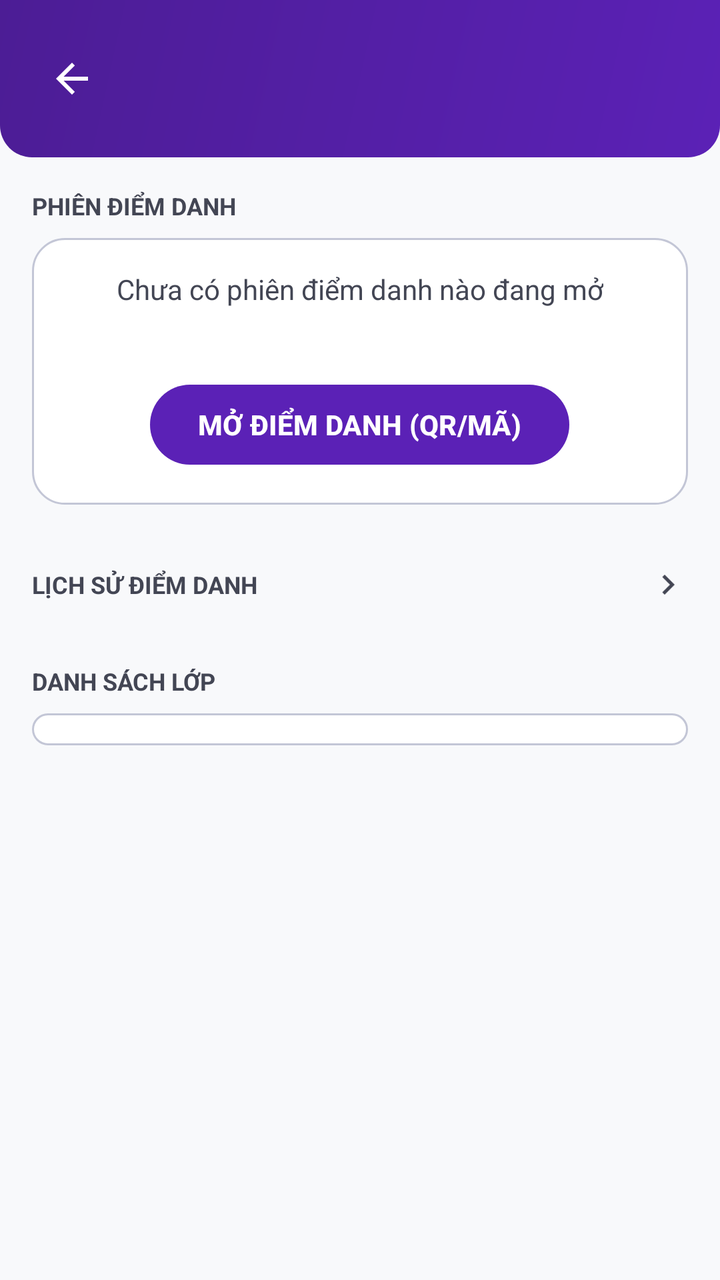
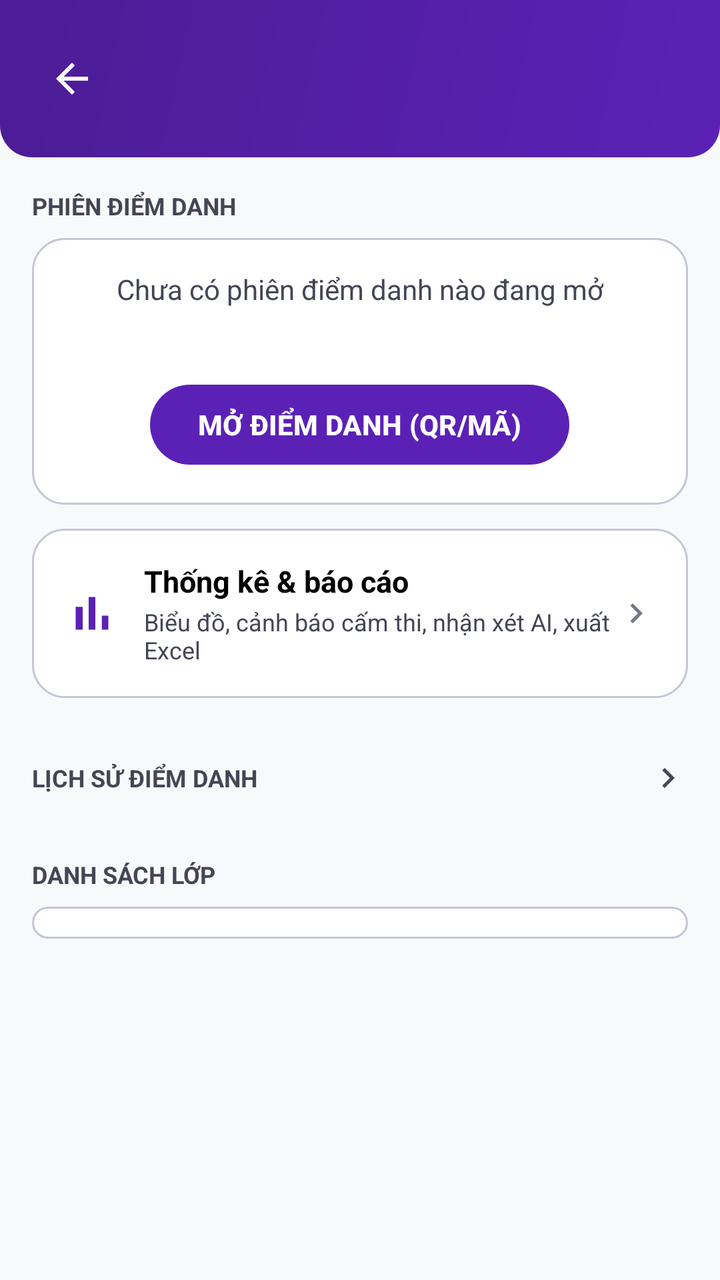

An Android layout rendered at two revisions. The XML below is the earlier revision; the diff shows what the commit changed to produce the second picture.
<!-- AndroidManifest.xml: application theme Theme.Kstudy -->
<!-- res/layout/fragment_teacher_class_detail.xml -->
<?xml version="1.0" encoding="utf-8"?>
<LinearLayout xmlns:android="http://schemas.android.com/apk/res/android"
    xmlns:app="http://schemas.android.com/apk/res-auto"
    android:layout_width="match_parent"
    android:layout_height="match_parent"
    android:background="@color/background"
    android:orientation="vertical">

    
    <LinearLayout
        android:layout_width="match_parent"
        android:layout_height="wrap_content"
        android:background="@drawable/bg_gradient_blue"
        android:orientation="horizontal"
        android:gravity="center_vertical"
        android:padding="16dp">

        <ImageView
            android:id="@+id/btnBackClassDetail"
            android:layout_width="40dp"
            android:layout_height="40dp"
            android:padding="8dp"
            android:src="@drawable/ic_back"
            android:background="?android:attr/selectableItemBackgroundBorderless"
            android:contentDescription="Back" />

        <LinearLayout
            android:layout_width="0dp"
            android:layout_height="wrap_content"
            android:layout_weight="1"
            android:layout_marginStart="8dp"
            android:orientation="vertical">

            <TextView
                android:id="@+id/tvDetailSubject"
                android:layout_width="wrap_content"
                android:layout_height="wrap_content"
                android:textColor="@color/white"
                android:textSize="20sp"
                android:textStyle="bold" />

            <TextView
                android:id="@+id/tvDetailClassInfo"
                android:layout_width="wrap_content"
                android:layout_height="wrap_content"
                android:layout_marginTop="2dp"
                android:textColor="@color/primary_container"
                android:textSize="13sp" />
        </LinearLayout>
    </LinearLayout>

    <androidx.core.widget.NestedScrollView
        android:layout_width="match_parent"
        android:layout_height="0dp"
        android:layout_weight="1"
        android:fillViewport="true">

        <LinearLayout
            android:layout_width="match_parent"
            android:layout_height="wrap_content"
            android:orientation="vertical"
            android:padding="16dp">

            
            <TextView
                android:layout_width="wrap_content"
                android:layout_height="wrap_content"
                android:text="PHIÊN ĐIỂM DANH"
                android:textColor="@color/text_secondary"
                android:textSize="12sp"
                android:textStyle="bold" />

            
            <LinearLayout
                android:id="@+id/layoutNoActiveSession"
                android:layout_width="match_parent"
                android:layout_height="wrap_content"
                android:layout_marginTop="8dp"
                android:background="@drawable/bg_card"
                android:orientation="vertical"
                android:padding="16dp"
                android:gravity="center">

                <TextView
                    android:layout_width="wrap_content"
                    android:layout_height="wrap_content"
                    android:text="Chưa có phiên điểm danh nào đang mở"
                    android:textColor="@color/text_secondary"
                    android:textSize="14sp" />

                <TextView
                    android:id="@+id/tvScheduleHint"
                    android:layout_width="wrap_content"
                    android:layout_height="wrap_content"
                    android:layout_marginTop="6dp"
                    android:gravity="center"
                    android:textColor="@color/outline"
                    android:textSize="12sp" />

                <Button
                    android:id="@+id/btnCreateSession"
                    style="@style/Widget.Material3.Button"
                    android:layout_width="wrap_content"
                    android:layout_height="wrap_content"
                    android:layout_marginTop="12dp"
                    android:text="MỞ ĐIỂM DANH (QR/MÃ)"
                    android:textColor="@color/white"
                    android:textStyle="bold" />
            </LinearLayout>

            
            <LinearLayout
                android:id="@+id/layoutActiveSession"
                android:layout_width="match_parent"
                android:layout_height="wrap_content"
                android:layout_marginTop="8dp"
                android:background="@drawable/bg_card"
                android:orientation="vertical"
                android:padding="16dp"
                android:visibility="gone">

                <LinearLayout
                    android:layout_width="match_parent"
                    android:layout_height="wrap_content"
                    android:gravity="center_vertical"
                    android:orientation="horizontal">

                    <View
                        android:layout_width="12dp"
                        android:layout_height="12dp"
                        android:background="@drawable/bg_circle_avatar"
                        android:backgroundTint="@color/present" />

                    <TextView
                        android:layout_width="wrap_content"
                        android:layout_height="wrap_content"
                        android:layout_marginStart="8dp"
                        android:text="Phiên điểm danh đang hoạt động"
                        android:textColor="@color/present"
                        android:textSize="14sp"
                        android:textStyle="bold" />
                </LinearLayout>

                <Button
                    android:id="@+id/btnOpenActiveSession"
                    style="@style/Widget.Material3.Button"
                    android:layout_width="match_parent"
                    android:layout_height="wrap_content"
                    android:layout_marginTop="12dp"
                    android:text="VÀO PHIÊN ĐIỂM DANH (QR/THỦ CÔNG)"
                    android:textColor="@color/white"
                    android:textStyle="bold" />
            </LinearLayout>

            
            <LinearLayout
                android:id="@+id/layoutSessionHistoryHeader"
                android:layout_width="match_parent"
                android:layout_height="wrap_content"
                android:layout_marginTop="24dp"
                android:orientation="horizontal"
                android:gravity="center_vertical"
                android:clickable="true"
                android:focusable="true"
                android:background="?android:attr/selectableItemBackground"
                android:paddingVertical="6dp">

                <TextView
                    android:layout_width="0dp"
                    android:layout_height="wrap_content"
                    android:layout_weight="1"
                    android:text="LỊCH SỬ ĐIỂM DANH"
                    android:textColor="@color/text_secondary"
                    android:textSize="12sp"
                    android:textStyle="bold" />

                <ImageView
                    android:id="@+id/ivSessionHistoryToggle"
                    android:layout_width="20dp"
                    android:layout_height="20dp"
                    android:rotation="-90"
                    android:src="@drawable/ic_expand_more"
                    app:tint="@color/text_secondary" />
            </LinearLayout>

            <LinearLayout
                android:id="@+id/layoutSessionHistory"
                android:layout_width="match_parent"
                android:layout_height="wrap_content"
                android:layout_marginTop="8dp"
                android:orientation="vertical"
                android:visibility="gone" />

            
            <TextView
                android:layout_width="wrap_content"
                android:layout_height="wrap_content"
                android:layout_marginTop="24dp"
                android:text="DANH SÁCH LỚP"
                android:textColor="@color/text_secondary"
                android:textSize="12sp"
                android:textStyle="bold" />

            <androidx.recyclerview.widget.RecyclerView
                android:id="@+id/rvClassDetailStudents"
                android:layout_width="match_parent"
                android:layout_height="wrap_content"
                android:layout_marginTop="8dp"
                android:background="@drawable/bg_card"
                android:clipToPadding="false"
                android:nestedScrollingEnabled="false"
                android:paddingBottom="16dp" />
        </LinearLayout>
    </androidx.core.widget.NestedScrollView>
</LinearLayout>
<!-- resources referenced by this layout -->
<resources>
  <color name="background">#F8F9FB</color>
  <color name="outline">#737685</color>
  <color name="present">#4CAF50</color>
  <color name="primary_container">#EDE9FE</color>
  <color name="text_secondary">#434654</color>
  <color name="white">#FFFFFFFF</color>
  <!-- drawable bg_card (drawable) -->
  <?xml version="1.0" encoding="utf-8"?>
  <shape xmlns:android="http://schemas.android.com/apk/res/android"
      android:shape="rectangle">
      <solid android:color="@color/surface" />
      <corners android:radius="16dp" />
      <stroke
          android:width="1dp"
          android:color="@color/outline_variant" />
  </shape>
  <!-- drawable bg_circle_avatar (drawable) -->
  <?xml version="1.0" encoding="utf-8"?>
  <shape xmlns:android="http://schemas.android.com/apk/res/android"
      android:shape="oval">
      <solid android:color="@color/primary_container" />
      <stroke
          android:width="2dp"
          android:color="@color/primary" />
  </shape>
  <!-- drawable bg_gradient_blue (drawable) -->
  <?xml version="1.0" encoding="utf-8"?>
  <shape xmlns:android="http://schemas.android.com/apk/res/android"
      android:shape="rectangle">
      <gradient
          android:angle="135"
          android:endColor="@color/primary_dark"
          android:startColor="@color/primary" />
      <corners
          android:bottomLeftRadius="16dp"
          android:bottomRightRadius="16dp" />
  </shape>
  <!-- drawable ic_back (drawable) -->
  <vector xmlns:android="http://schemas.android.com/apk/res/android"
      android:width="24dp"
      android:height="24dp"
      android:viewportWidth="24"
      android:viewportHeight="24">
    <path
        android:fillColor="#FFFFFFFF"
        android:pathData="M20,11H7.83l5.59,-5.59L12,4l-8,8 8,8 1.41,-1.41L7.83,13H20v-2z"/>
  </vector>
  <!-- drawable ic_expand_more (drawable) -->
  <vector xmlns:android="http://schemas.android.com/apk/res/android"
      android:width="24dp"
      android:height="24dp"
      android:viewportWidth="24"
      android:viewportHeight="24">
    <path
        android:fillColor="#FF000000"
        android:pathData="M16.59,8.59L12,13.17 7.41,8.59 6,10l6,6 6,-6z"/>
  </vector>
  <style name="Theme.Kstudy" parent="Base.Theme.Kstudy" />
  <color name="surface">#FFFFFF</color>
  <color name="outline_variant">#C3C6D6</color>
  <color name="primary">#5B21B6</color>
  <color name="primary_dark">#4C1D95</color>
  <style name="Base.Theme.Kstudy" parent="Theme.Material3.Light.NoActionBar">
          
          <item name="colorPrimary">@color/primary</item>
          <item name="colorOnPrimary">@color/white</item>
      </style>
</resources>

<!-- the commit's change to res/layout/fragment_teacher_class_detail.xml (unified diff, before → after) -->
@@ -154,6 +154,58 @@
 
             
             <LinearLayout
+                android:id="@+id/btnOpenClassStats"
+                android:layout_width="match_parent"
+                android:layout_height="wrap_content"
+                android:layout_marginTop="12dp"
+                android:background="@drawable/bg_card"
+                android:clickable="true"
+                android:focusable="true"
+                android:foreground="?android:attr/selectableItemBackground"
+                android:gravity="center_vertical"
+                android:orientation="horizontal"
+                android:padding="16dp">
+
+                <ImageView
+                    android:layout_width="28dp"
+                    android:layout_height="28dp"
+                    android:src="@drawable/ic_chart"
+                    app:tint="@color/primary" />
+
+                <LinearLayout
+                    android:layout_width="0dp"
+                    android:layout_height="wrap_content"
+                    android:layout_marginStart="12dp"
+                    android:layout_weight="1"
+                    android:orientation="vertical">
+
+                    <TextView
+                        android:layout_width="wrap_content"
+                        android:layout_height="wrap_content"
+                        android:text="Thống kê &amp; báo cáo"
+                        android:textColor="@color/black"
+                        android:textSize="15sp"
+                        android:textStyle="bold" />
+
+                    <TextView
+                        android:layout_width="wrap_content"
+                        android:layout_height="wrap_content"
+                        android:layout_marginTop="2dp"
+                        android:text="Biểu đồ, cảnh báo cấm thi, nhận xét AI, xuất Excel"
+                        android:textColor="@color/text_secondary"
+                        android:textSize="12sp" />
+                </LinearLayout>
+
+                <ImageView
+                    android:layout_width="20dp"
+                    android:layout_height="20dp"
+                    android:rotation="-90"
+                    android:src="@drawable/ic_expand_more"
+                    app:tint="@color/outline" />
+            </LinearLayout>
+
+            
+            <LinearLayout
                 android:id="@+id/layoutSessionHistoryHeader"
                 android:layout_width="match_parent"
                 android:layout_height="wrap_content"
<!-- resource entries referenced after the edit -->
@@ -1,6 +1,7 @@
 <!-- resources referenced by this layout -->
 <resources>
   <color name="background">#F8F9FB</color>
+  <color name="black">#FF000000</color>
   <color name="outline">#737685</color>
   <color name="present">#4CAF50</color>
   <color name="primary_container">#EDE9FE</color>
@@ -47,6 +48,16 @@
         android:fillColor="#FFFFFFFF"
         android:pathData="M20,11H7.83l5.59,-5.59L12,4l-8,8 8,8 1.41,-1.41L7.83,13H20v-2z"/>
   </vector>
+  <!-- drawable ic_chart (drawable) -->
+  <vector xmlns:android="http://schemas.android.com/apk/res/android"
+      android:width="24dp"
+      android:height="24dp"
+      android:viewportWidth="24"
+      android:viewportHeight="24">
+      <path
+          android:fillColor="#FF000000"
+          android:pathData="M5,9.2h3V19H5zM10.6,5h2.8v14h-2.8zM16.2,13H19v6h-2.8z"/>
+  </vector>
   <!-- drawable ic_expand_more (drawable) -->
   <vector xmlns:android="http://schemas.android.com/apk/res/android"
       android:width="24dp"
